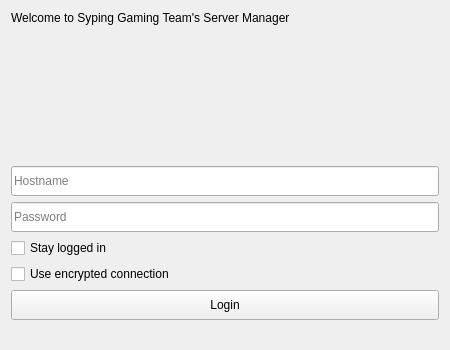
The window that src/servermgr/frmServerManager.ui (Syping/servermgr) describes before a commit, drawn with Qt 5.
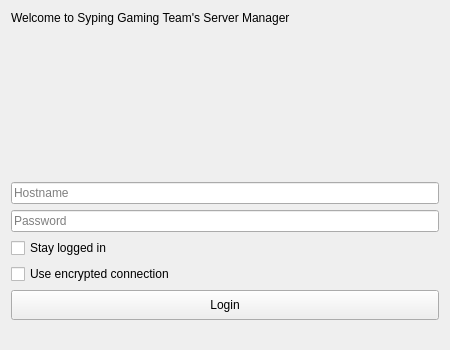
The same window after the commit. The open tabs and pages were chosen to show the change. Icons and pictures are not drawn. Custom widgets are drawn as their Qt base class.

```diff
--- a/src/servermgr/frmServerManager.ui
+++ b/src/servermgr/frmServerManager.ui
@@ -703,18 +703,6 @@
         </item>
         <item>
          <widget class="QLineEdit" name="txtHostnameAndroid">
-          <property name="minimumSize">
-           <size>
-            <width>0</width>
-            <height>30</height>
-           </size>
-          </property>
-          <property name="maximumSize">
-           <size>
-            <width>16777215</width>
-            <height>30</height>
-           </size>
-          </property>
           <property name="placeholderText">
            <string>Hostname</string>
           </property>
@@ -722,18 +710,6 @@
         </item>
         <item>
          <widget class="QLineEdit" name="txtPasswordAndroid">
-          <property name="minimumSize">
-           <size>
-            <width>0</width>
-            <height>30</height>
-           </size>
-          </property>
-          <property name="maximumSize">
-           <size>
-            <width>16777215</width>
-            <height>30</height>
-           </size>
-          </property>
           <property name="echoMode">
            <enum>QLineEdit::Password</enum>
           </property>
```
Left out of the diff: 2 changed lines with no effect on the pictures.
